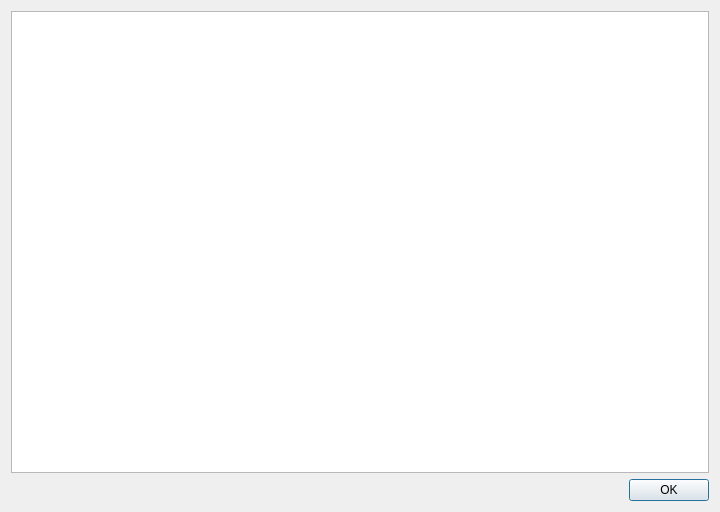
Old version of the form ui/CommandDialog.ui in the repository git-cola/git-cola.
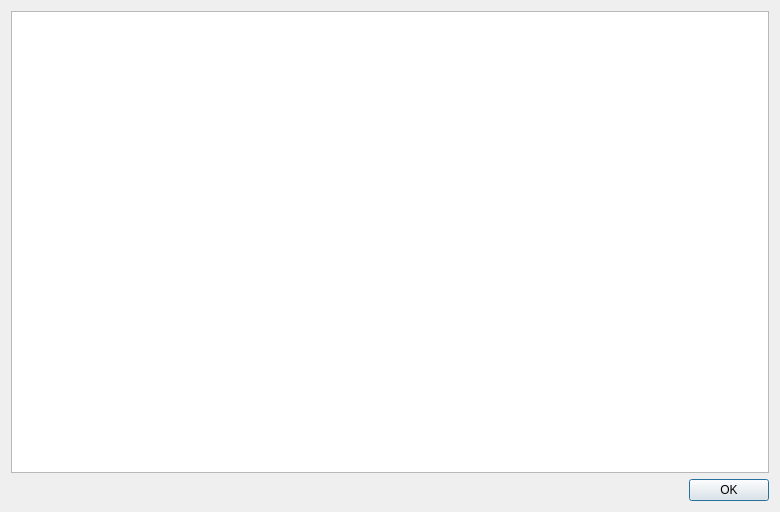
New version of the form.

Commit message:
Change default window sizes to accomodate courier font
Updated the main window to display a visible cursor
Allow selection with the keyboard in the diff textedit
Ensured that utils.header() is always 80 columns wide

Signed-off by: David Aguilar <davvid@gmail.com>

What changed in the file:
```diff
--- a/ui/CommandDialog.ui
+++ b/ui/CommandDialog.ui
@@ -5,7 +5,7 @@
    <rect>
     <x>0</x>
     <y>0</y>
-    <width>720</width>
+    <width>780</width>
     <height>512</height>
    </rect>
   </property>
```
The commit also changes 4 other files.
